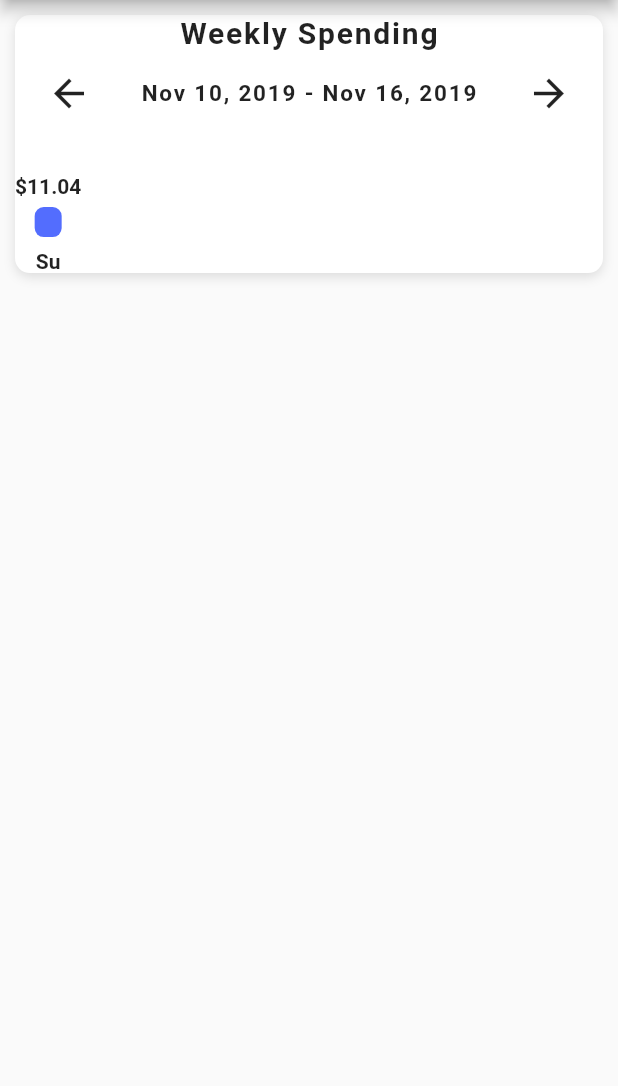
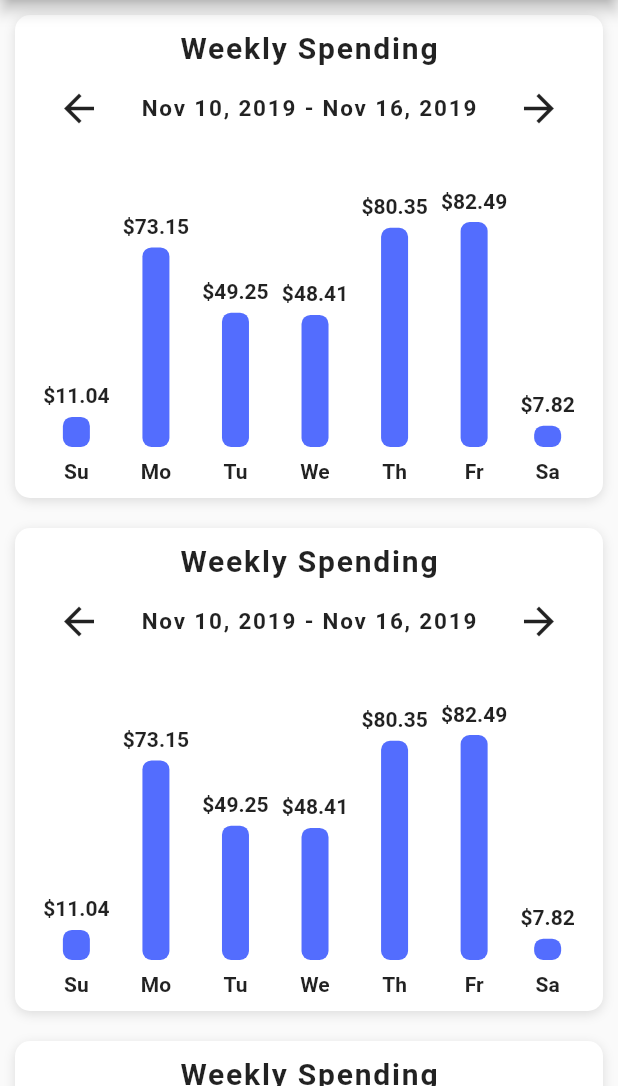
Before and after one commit to ahsanahmedkhan/flutter-budget-app, a Flutter app: the screen it shows after launch, on a phone screen of 412 x 824 dp, the part 150-1236 px from its top. Run offline on Flutter 3.47's test engine with Material 2 defaults, Android fonts, the phone set to English and light mode, and no system bars.

Commit message:
some other changes

```diff
--- a/lib/screens/home_screen.dart
+++ b/lib/screens/home_screen.dart
@@ -52,7 +52,7 @@ class _HomeScreenState extends State<HomeScreen> {
                   child: BarChart(weeklySpending),
                 );
               },
-                childCount: 1,
+                childCount: 6,
             ),
           ),
         ],
--- a/lib/widgets/bar_chart.dart
+++ b/lib/widgets/bar_chart.dart
@@ -14,7 +14,9 @@ class BarChart extends StatelessWidget {
       }
     });
 
-    return Column(
+    return Padding(
+      padding: const EdgeInsets.all(10.0),
+      child: Column(
         children: <Widget>[
           Text('Weekly Spending',
             style: TextStyle(
@@ -46,15 +48,49 @@ class BarChart extends StatelessWidget {
             ],
           ),
           SizedBox(height: 30.0),
-        Row(children: <Widget> [
+          Row(
+            mainAxisAlignment: MainAxisAlignment.spaceEvenly,
+            crossAxisAlignment: CrossAxisAlignment.end,
+            children: <Widget> [
             Bar(
               label: 'Su',
               amountSpent: expenses[0],
               mostExpensive: mostExpensive,
             ),
+            Bar(
+              label: 'Mo',
+              amountSpent: expenses[1],
+              mostExpensive: mostExpensive,
+            ),
+            Bar(
+              label: 'Tu',
+              amountSpent: expenses[2],
+              mostExpensive: mostExpensive,
+            ),
+            Bar(
+              label: 'We',
+              amountSpent: expenses[3],
+              mostExpensive: mostExpensive,
+            ),
+            Bar(
+              label: 'Th',
+              amountSpent: expenses[4],
+              mostExpensive: mostExpensive,
+            ),
+            Bar(
+              label: 'Fr',
+              amountSpent: expenses[5],
+              mostExpensive: mostExpensive,
+            ),
+            Bar(
+              label: 'Sa',
+              amountSpent: expenses[6],
+              mostExpensive: mostExpensive,
+            ),
           ],
          ),
         ],
+      ),
     );
   }
 }
```
Lines whose indentation alone changed are shown as unchanged.
